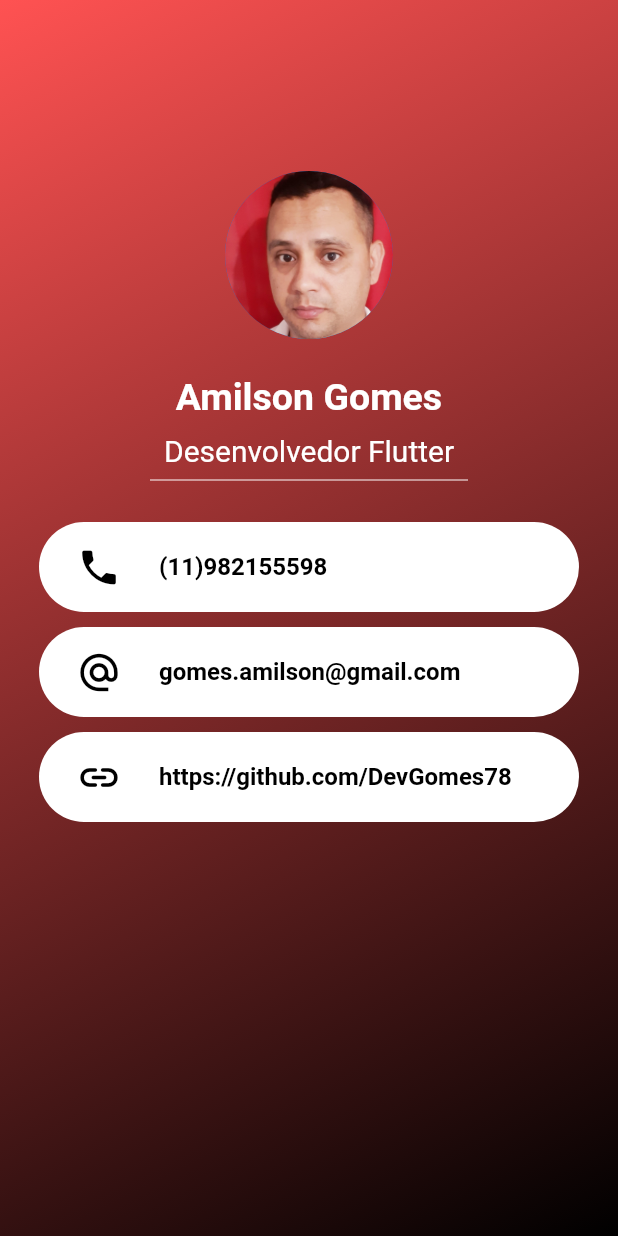
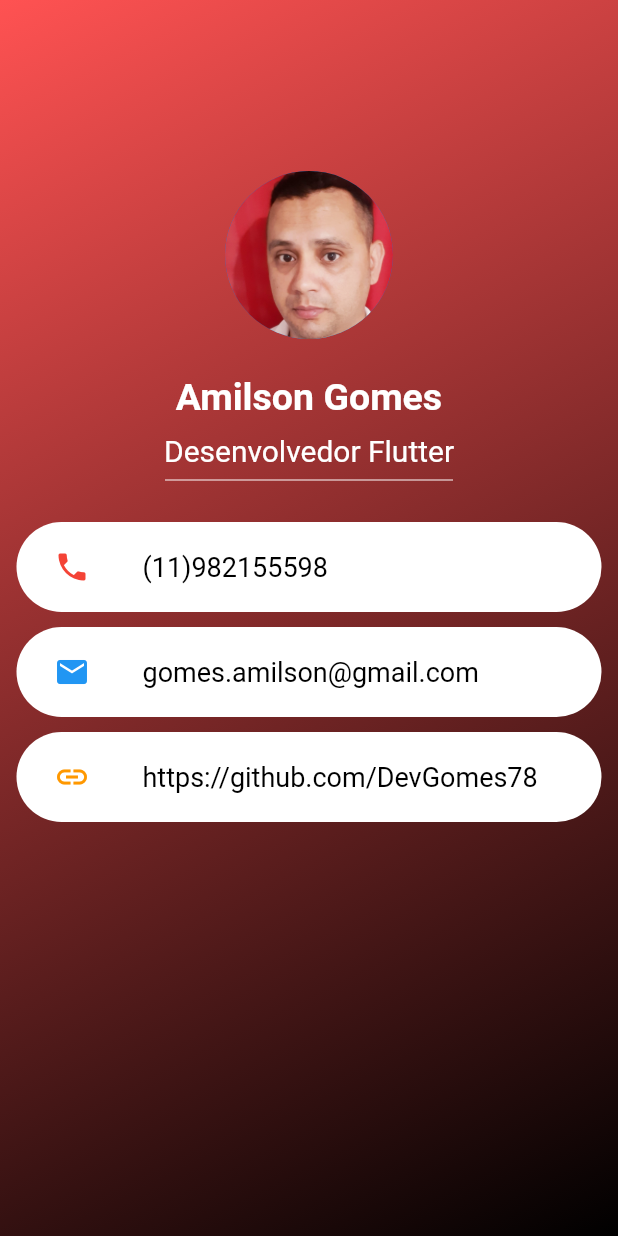
Before and after one commit to DevGomes78/Cartao-de-visitas, a Flutter app: the screen it shows after launch, on a phone screen of 412 x 824 dp. Run offline on Flutter 3.47's test engine with Material 2 defaults, Android fonts, the phone set to English and light mode, and no system bars.

Commit message:
atualizado components

```diff
--- a/lib/Widgets/AppTextStyle.dart
+++ b/lib/Widgets/app_text.dart
@@ -10,4 +10,8 @@ class AppTextStyle {
     fontSize: 20,
     color: Colors.white,
   );
+  static TextStyle Textblack18= const TextStyle(
+    fontSize: 18,
+    color: Colors.black,
+  );
 }
--- a/lib/Widgets/call_Phone.dart
+++ /dev/null
@@ -1,41 +0,0 @@
-import 'package:flutter/material.dart';
-import 'package:projeto9/models/call.dart';
-
-class  CallWidgetPhone extends StatelessWidget {
-  const  CallWidgetPhone({
-    Key? key,
-  }) : super(key: key);
-
-  @override
-  Widget build(BuildContext context) {
-    return InkWell(
-      onTap: fazerLigacao,
-      child: Container(
-        height: 60,
-        width: 360,
-        decoration: BoxDecoration(
-            borderRadius: BorderRadius.circular(40),
-            color: Colors.white),
-        child: Row(
-          children: const [
-            Padding(
-              padding: EdgeInsets.symmetric(horizontal: 25.0),
-              child: Icon(
-                Icons.phone,
-                color: Colors.black,
-                size: 30,
-              ),
-            ),
-            Text(
-              '(11)982155598',
-              style: TextStyle(
-                  fontSize: 16,
-                  fontWeight: FontWeight.w700,
-                  color: Colors.black),
-            ),
-          ],
-        ),
-      ),
-    );
-  }
-}
--- a/lib/Widgets/call_email.dart
+++ /dev/null
@@ -1,38 +0,0 @@
-import 'package:flutter/material.dart';
-
-class callEmail extends StatelessWidget {
-  const callEmail({
-    Key? key,
-  }) : super(key: key);
-
-  @override
-  Widget build(BuildContext context) {
-    return Container(
-      height: 60,
-      width: 360,
-      decoration: BoxDecoration(
-          borderRadius: BorderRadius.circular(40),
-          color: Colors.white),
-      child: Row(
-        children: const [
-          Padding(
-            padding: EdgeInsets.symmetric(horizontal: 25.0),
-            child: Icon(
-              Icons.alternate_email,
-              color: Colors.black,
-              size: 30,
-            ),
-          ),
-          Text(
-            'gomes.amilson@gmail.com',
-            style: TextStyle(
-              fontSize: 16,
-              fontWeight: FontWeight.w700,
-              color: Colors.black,
-            ),
-          ),
-        ],
-      ),
-    );
-  }
-}
--- a/lib/Widgets/call_git.dart
+++ /dev/null
@@ -1,41 +0,0 @@
-import 'package:flutter/material.dart';
-import 'package:projeto9/models/abrir_Github.dart';
-
-class CallGit extends StatelessWidget {
-  const CallGit({
-    Key? key,
-  }) : super(key: key);
-
-  @override
-  Widget build(BuildContext context) {
-    return InkWell(
-      onTap: abrirGit,
-      child: Container(
-        height: 60,
-        width: 360,
-        decoration: BoxDecoration(
-            borderRadius: BorderRadius.circular(40),
-            color: Colors.white),
-        child: Row(
-          children: const [
-            Padding(
-              padding: EdgeInsets.symmetric(horizontal: 25.0),
-              child: Icon(
-                Icons.link_rounded,
-                color: Colors.black,
-                size: 30,
-              ),
-            ),
-            Text(
-              'https://github.com/DevGomes78',
-              style: TextStyle(
-                  fontSize: 16,
-                  fontWeight: FontWeight.w700,
-                  color: Colors.black),
-            ),
-          ],
-        ),
-      ),
-    );
-  }
-}
--- /dev/null
+++ b/lib/Widgets/container.dart
@@ -0,0 +1,27 @@
+import 'package:flutter/material.dart';
+import 'package:flutter/widgets.dart';
+import 'package:projeto9/models/call_github.dart';
+
+class ContainerWidget extends StatelessWidget {
+  String? text;
+  Widget? child;
+
+  ContainerWidget({
+    Key? key,
+    this.text,
+    this.child,
+  }) : super(key: key);
+
+  @override
+  Widget build(BuildContext context) {
+    return Container(
+      height: 60,
+      width: 390,
+      decoration: BoxDecoration(
+        borderRadius: BorderRadius.circular(40),
+        color: Colors.white,
+      ),
+      child: child,
+    );
+  }
+}
--- a/lib/models/abrir_Github.dart
+++ b/lib/models/call_github.dart
@@ -1,7 +1,7 @@
 
 import 'package:url_launcher/url_launcher.dart';
 
-void abrirGit() async {
+void callGithub() async {
   const url = 'https://github.com/DevGomes78';
   if (await launch(url)) {
     await launch(
--- a/lib/pages/homepage.dart
+++ b/lib/pages/homepage.dart
@@ -1,8 +1,8 @@
 import 'package:flutter/material.dart';
-import 'package:projeto9/Widgets/AppTextStyle.dart';
-import 'package:projeto9/Widgets/call_email.dart';
-import 'package:projeto9/Widgets/call_git.dart';
-import 'package:projeto9/Widgets/call_Phone.dart';
+import 'package:projeto9/Widgets/app_text.dart';
+import 'package:projeto9/Widgets/container.dart';
+import 'package:projeto9/models/call_github.dart';
+import 'package:projeto9/models/call.dart';
 
 class HomePage extends StatelessWidget {
   const HomePage({Key? key}) : super(key: key);
@@ -10,7 +10,12 @@ class HomePage extends StatelessWidget {
   @override
   Widget build(BuildContext context) {
     return Scaffold(
-      body: Container(
+      body: buildContainer(),
+    );
+  }
+
+  buildContainer() {
+    return Container(
       decoration: const BoxDecoration(
           gradient: LinearGradient(
               begin: Alignment.topLeft,
@@ -48,21 +53,76 @@ class HomePage extends StatelessWidget {
                 'Desenvolvedor Flutter',
                 style: AppTextStyle.SubMain,
               ),
-
               const Padding(
-                  padding: EdgeInsets.symmetric(horizontal: 90.0),
+                padding: EdgeInsets.symmetric(horizontal: 100.0),
                 child: Divider(color: Colors.white),
               ),
               const SizedBox(
                 height: 20,
               ),
-                CallWidgetPhone(),
-                SizedBox(height: 10),
-                callEmail(),
-                SizedBox(height: 10),
-                CallGit(),
+              InkWell(
+                onTap: fazerLigacao,
+                child: ContainerWidget(
+                  child: Row(
+                    children: [
+                      const Padding(
+                        padding: EdgeInsets.symmetric(
+                          horizontal: 25,
+                        ),
+                        child: Icon(
+                          Icons.phone,
+                          color: Colors.red,
+                        ),
+                      ),
+                      SizedBox(width: 10),
+                      Text('(11)982155598',
+                          style: AppTextStyle.Textblack18),
                     ],
                   ),
+                ),
+              ),
+              const SizedBox(height: 10),
+              ContainerWidget(
+                child: Row(
+                  children: [
+                    const Padding(
+                      padding: EdgeInsets.symmetric(
+                        horizontal: 25,
+                      ),
+                      child: Icon(
+                        Icons.email,
+                        color: Colors.blue,
+                      ),
+                    ),
+                    const SizedBox(width: 10),
+                    Text('gomes.amilson@gmail.com',
+                        style: AppTextStyle.Textblack18),
+                  ],
+                ),
+              ),
+              const SizedBox(height: 10),
+              InkWell(
+                onTap: callGithub,
+                child: ContainerWidget(
+                  child: Row(
+                    children: [
+                      const Padding(
+                        padding: EdgeInsets.symmetric(
+                          horizontal: 25,
+                        ),
+                        child: Icon(
+                          Icons.link,
+                          color: Colors.orange,
+                        ),
+                      ),
+                      const SizedBox(width: 10),
+                      Text('https://github.com/DevGomes78',
+                          style: AppTextStyle.Textblack18),
+                    ],
+                  ),
+                ),
+              ),
+            ],
           ),
         ),
       ),
```
Also changed, not shown: pubspec.lock. Lines whose indentation alone changed are shown as unchanged.
